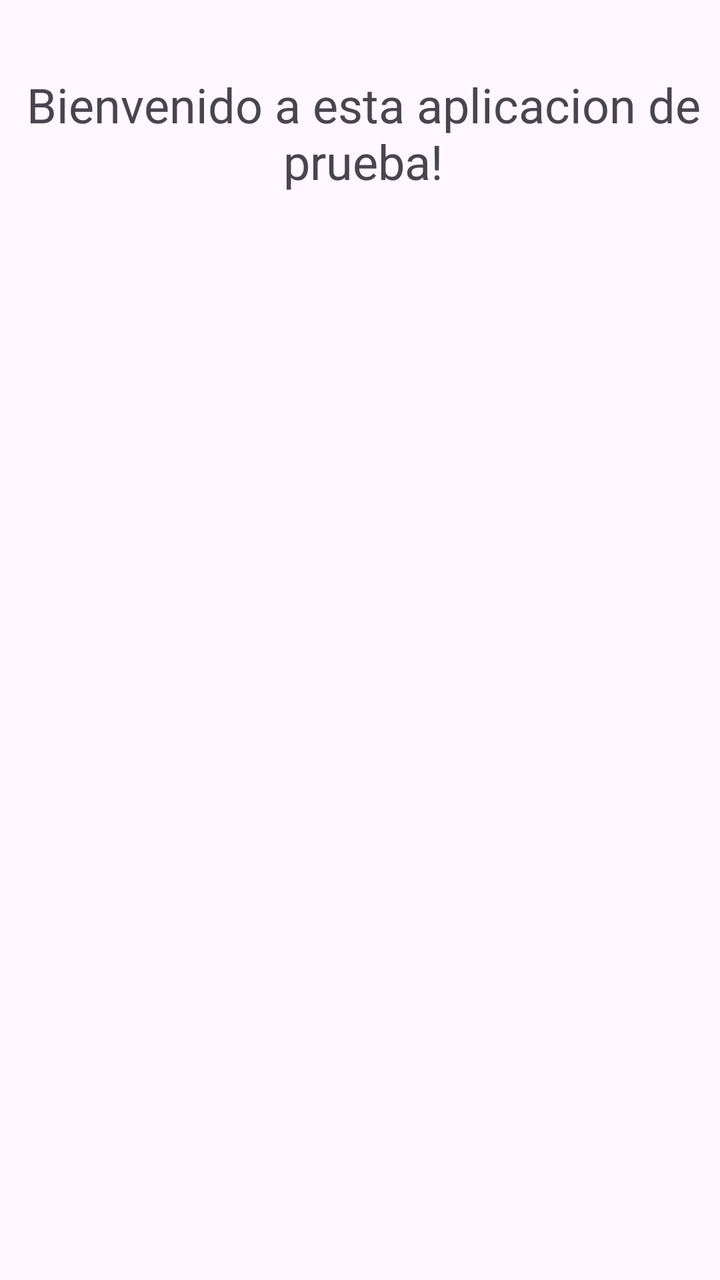
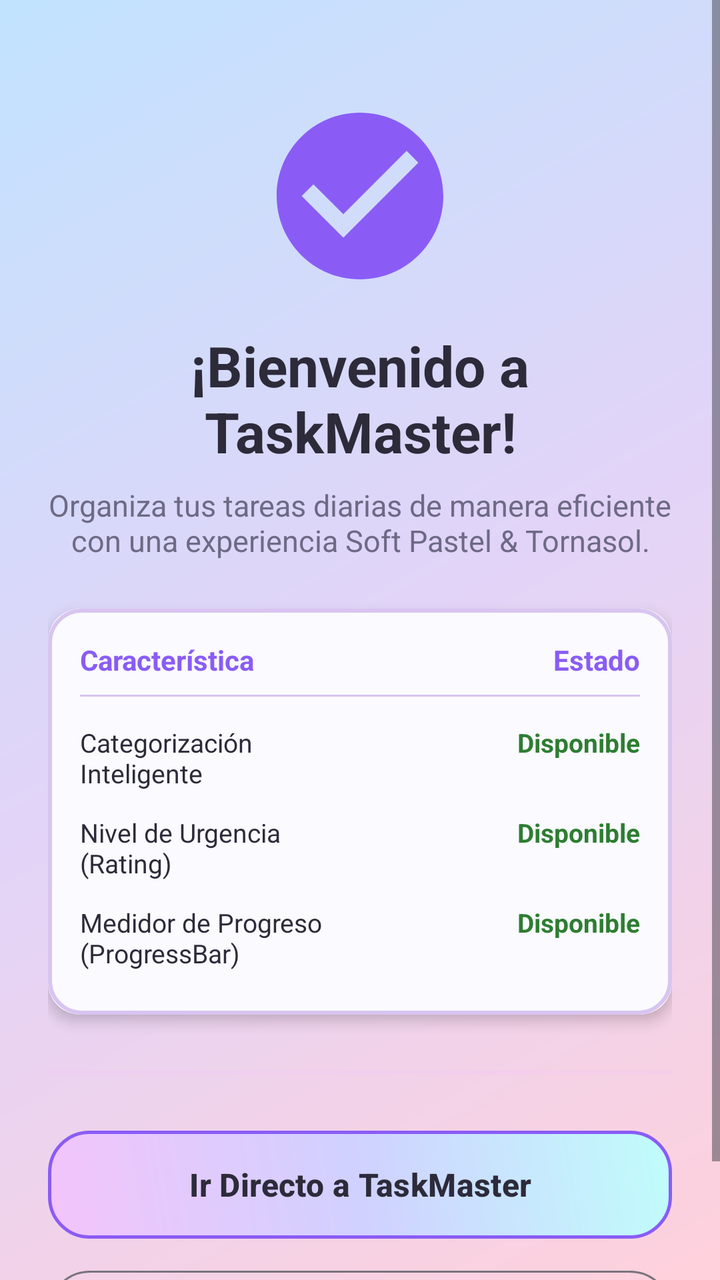

Compare the two renders of this Android layout. The source of the first and the diff that turns it into the second are given below.
<!-- AndroidManifest.xml: application theme Theme.Prueba3 -->
<!-- res/layout/activity_welcome.xml -->
<?xml version="1.0" encoding="utf-8"?>
<androidx.constraintlayout.widget.ConstraintLayout xmlns:android="http://schemas.android.com/apk/res/android"
    xmlns:app="http://schemas.android.com/apk/res-auto"
    xmlns:tools="http://schemas.android.com/tools"
    android:id="@+id/main"
    android:layout_width="match_parent"
    android:layout_height="match_parent"
    tools:context=".WelcomeActivity">

    <androidx.constraintlayout.widget.ConstraintLayout
        android:layout_width="match_parent"
        android:layout_height="match_parent">

        <TextView
            android:id="@+id/textView5"
            android:layout_width="372dp"
            android:layout_height="70dp"
            android:text="@string/aw_titulo"
            android:textAlignment="center"
            android:textSize="24sp"
            app:layout_constraintBottom_toBottomOf="parent"
            app:layout_constraintEnd_toEndOf="parent"
            app:layout_constraintHorizontal_bias="0.41"
            app:layout_constraintStart_toStartOf="parent"
            app:layout_constraintTop_toTopOf="parent"
            app:layout_constraintVertical_bias="0.063" />
    </androidx.constraintlayout.widget.ConstraintLayout>
</androidx.constraintlayout.widget.ConstraintLayout>
<!-- resources referenced by this layout -->
<resources>
  <string name="aw_titulo">Bienvenido a esta aplicacion de prueba!</string>
  <style name="Theme.Prueba3" parent="Base.Theme.Prueba3" />
  <style name="Base.Theme.Prueba3" parent="Theme.Material3.DayNight.NoActionBar">
          
          
      </style>
</resources>

<!-- the commit's change to res/layout/activity_welcome.xml (unified diff, before → after) -->
@@ -5,24 +5,224 @@
     android:id="@+id/main"
     android:layout_width="match_parent"
     android:layout_height="match_parent"
+    android:background="@drawable/bg_gradient_tornasol"
     tools:context=".WelcomeActivity">
 
-    <androidx.constraintlayout.widget.ConstraintLayout
+    <ScrollView
         android:layout_width="match_parent"
-        android:layout_height="match_parent">
-
-        <TextView
-            android:id="@+id/textView5"
-            android:layout_width="372dp"
-            android:layout_height="70dp"
-            android:text="@string/aw_titulo"
-            android:textAlignment="center"
-            android:textSize="24sp"
-            app:layout_constraintBottom_toBottomOf="parent"
-            app:layout_constraintEnd_toEndOf="parent"
-            app:layout_constraintHorizontal_bias="0.41"
-            app:layout_constraintStart_toStartOf="parent"
-            app:layout_constraintTop_toTopOf="parent"
-            app:layout_constraintVertical_bias="0.063" />
-    </androidx.constraintlayout.widget.ConstraintLayout>
+        android:layout_height="match_parent"
+        android:fillViewport="true">
+
+        <androidx.constraintlayout.widget.ConstraintLayout
+            android:layout_width="match_parent"
+            android:layout_height="wrap_content"
+            android:padding="24dp">
+
+            
+            <ImageView
+                android:id="@+id/imgVLogoBienvenida"
+                android:layout_width="100dp"
+                android:layout_height="100dp"
+                android:layout_marginTop="24dp"
+                android:contentDescription="@string/app_name"
+                android:src="@drawable/ic_task_logo"
+                app:layout_constraintEnd_toEndOf="parent"
+                app:layout_constraintStart_toStartOf="parent"
+                app:layout_constraintTop_toTopOf="parent" />
+
+            
+            <TextView
+                android:id="@+id/txtVTituloBienvenida"
+                android:layout_width="match_parent"
+                android:layout_height="wrap_content"
+                android:layout_marginTop="16dp"
+                android:gravity="center"
+                android:text="@string/aw_titulo"
+                android:textColor="@color/text_primary"
+                android:textSize="28sp"
+                android:textStyle="bold"
+                app:layout_constraintTop_toBottomOf="@id/imgVLogoBienvenida" />
+
+            
+            <TextView
+                android:id="@+id/txtVSubtituloBienvenida"
+                android:layout_width="match_parent"
+                android:layout_height="wrap_content"
+                android:layout_marginTop="8dp"
+                android:gravity="center"
+                android:text="@string/aw_subtitulo"
+                android:textColor="@color/text_secondary"
+                android:textSize="15sp"
+                app:layout_constraintTop_toBottomOf="@id/txtVTituloBienvenida" />
+
+            
+            <androidx.cardview.widget.CardView
+                android:id="@+id/crdTablaCaracteristicas"
+                android:layout_width="match_parent"
+                android:layout_height="wrap_content"
+                android:layout_marginTop="24dp"
+                app:cardCornerRadius="16dp"
+                app:cardElevation="4dp"
+                app:layout_constraintTop_toBottomOf="@id/txtVSubtituloBienvenida">
+
+                <TableLayout
+                    android:id="@+id/tblCaracteristicasBienvenida"
+                    android:layout_width="match_parent"
+                    android:layout_height="wrap_content"
+                    android:background="@drawable/bg_card_tornasol"
+                    android:padding="16dp"
+                    android:stretchColumns="*">
+
+                    
+                    <TableRow
+                        android:layout_width="match_parent"
+                        android:layout_height="wrap_content"
+                        android:paddingBottom="8dp">
+
+                        <TextView
+                            android:layout_width="0dp"
+                            android:layout_height="wrap_content"
+                            android:text="@string/aw_tbl_header_feature"
+                            android:textColor="@color/accent_purple"
+                            android:textSize="14sp"
+                            android:textStyle="bold" />
+
+                        <TextView
+                            android:layout_width="0dp"
+                            android:layout_height="wrap_content"
+                            android:gravity="end"
+                            android:text="@string/aw_tbl_header_status"
+                            android:textColor="@color/accent_purple"
+                            android:textSize="14sp"
+                            android:textStyle="bold" />
+                    </TableRow>
+
+                    
+                    <View
+                        android:layout_width="match_parent"
+                        android:layout_height="1dp"
+                        android:layout_marginBottom="8dp"
+                        android:background="@color/card_stroke" />
+
+                    
+                    <TableRow
+                        android:layout_width="match_parent"
+                        android:layout_height="wrap_content"
+                        android:paddingVertical="6dp">
+
+                        <TextView
+                            android:layout_width="0dp"
+                            android:layout_height="wrap_content"
+                            android:text="@string/aw_tbl_feat1"
+                            android:textColor="@color/text_primary"
+                            android:textSize="13sp" />
+
+                        <TextView
+                            android:layout_width="0dp"
+                            android:layout_height="wrap_content"
+                            android:gravity="end"
+                            android:text="@string/aw_tbl_act"
+                            android:textColor="#2E7D32"
+                            android:textSize="13sp"
+                            android:textStyle="bold" />
+                    </TableRow>
+
+                    
+                    <TableRow
+                        android:layout_width="match_parent"
+                        android:layout_height="wrap_content"
+                        android:paddingVertical="6dp">
+
+                        <TextView
+                            android:layout_width="0dp"
+                            android:layout_height="wrap_content"
+                            android:text="@string/aw_tbl_feat2"
+                            android:textColor="@color/text_primary"
+                            android:textSize="13sp" />
+
+                        <TextView
+                            android:layout_width="0dp"
+                            android:layout_height="wrap_content"
+                            android:gravity="end"
+                            android:text="@string/aw_tbl_act"
+                            android:textColor="#2E7D32"
+                            android:textSize="13sp"
+                            android:textStyle="bold" />
+                    </TableRow>
+
+                    
+                    <TableRow
+                        android:layout_width="match_parent"
+                        android:layout_height="wrap_content"
+                        android:paddingVertical="6dp">
+
+                        <TextView
+                            android:layout_width="0dp"
+                            android:layout_height="wrap_content"
+                            android:text="@string/aw_tbl_feat3"
+                            android:textColor="@color/text_primary"
+                            android:textSize="13sp" />
+
+                        <TextView
+                            android:layout_width="0dp"
+                            android:layout_height="wrap_content"
+                            android:gravity="end"
+                            android:text="@string/aw_tbl_act"
+                            android:textColor="#2E7D32"
+                            android:textSize="13sp"
+                            android:textStyle="bold" />
+                    </TableRow>
+
+                </TableLayout>
+            </androidx.cardview.widget.CardView>
+
+            
+            <ProgressBar
+                android:id="@+id/prgBCargaBienvenida"
+                style="?android:attr/progressBarStyleHorizontal"
+                android:layout_width="match_parent"
+                android:layout_height="10dp"
+                android:layout_marginTop="24dp"
+                android:indeterminate="true"
+                android:progressTint="@color/accent_purple"
+                app:layout_constraintTop_toBottomOf="@id/crdTablaCaracteristicas" />
+
+            
+            <LinearLayout
+                android:id="@+id/lyBotonesBienvenida"
+                android:layout_width="match_parent"
+                android:layout_height="wrap_content"
+                android:layout_marginTop="24dp"
+                android:layout_marginBottom="16dp"
+                android:orientation="vertical"
+                app:layout_constraintTop_toBottomOf="@id/prgBCargaBienvenida">
+
+                <Button
+                    android:id="@+id/btnIrTareas"
+                    android:layout_width="match_parent"
+                    android:layout_height="54dp"
+                    android:background="@drawable/bg_button_tornasol"
+                    android:onClick="abrirTaskMaster"
+                    android:text="@string/aw_btn_ir_tareas"
+                    android:textColor="@color/text_primary"
+                    android:textSize="16sp"
+                    android:textStyle="bold"
+                    app:backgroundTint="@null" />
+
+                <Button
+                    android:id="@+id/btnIrLogin"
+                    style="?attr/materialButtonOutlinedStyle"
+                    android:layout_width="match_parent"
+                    android:layout_height="50dp"
+                    android:layout_marginTop="12dp"
+                    android:onClick="abrirLogin"
+                    android:text="@string/aw_btn_comenzar"
+                    android:textColor="@color/accent_purple"
+                    android:textSize="15sp"
+                    android:textStyle="bold" />
+            </LinearLayout>
+
+        </androidx.constraintlayout.widget.ConstraintLayout>
+    </ScrollView>
+
 </androidx.constraintlayout.widget.ConstraintLayout>
<!-- resource entries referenced after the edit -->
@@ -1,10 +1,90 @@
 <!-- resources referenced by this layout -->
 <resources>
-  <string name="aw_titulo">Bienvenido a esta aplicacion de prueba!</string>
+  <color name="accent_purple">#8A5CF5</color>
+  <color name="card_stroke">#D8C4F0</color>
+  <color name="text_primary">#2D2B3A</color>
+  <color name="text_secondary">#6E6A85</color>
+  <!-- drawable bg_button_tornasol (drawable) -->
+  <?xml version="1.0" encoding="utf-8"?>
+  <ripple xmlns:android="http://schemas.android.com/apk/res/android"
+      android:color="#408A5CF5">
+      <item>
+          <shape android:shape="rectangle">
+              <corners android:radius="20dp" />
+              <gradient
+                  android:angle="45"
+                  android:startColor="@color/pastel_rose"
+                  android:centerColor="@color/pastel_purple"
+                  android:endColor="@color/pastel_cyan"
+                  android:type="linear" />
+              <stroke
+                  android:width="1.5dp"
+                  android:color="@color/accent_purple" />
+          </shape>
+      </item>
+  </ripple>
+  <!-- drawable bg_card_tornasol (drawable) -->
+  <?xml version="1.0" encoding="utf-8"?>
+  <shape xmlns:android="http://schemas.android.com/apk/res/android"
+      android:shape="rectangle">
+      <solid android:color="@color/card_bg" />
+      <corners android:radius="16dp" />
+      <stroke
+          android:width="2dp"
+          android:color="@color/card_stroke" />
+  </shape>
+  <!-- drawable bg_gradient_tornasol (drawable) -->
+  <?xml version="1.0" encoding="utf-8"?>
+  <shape xmlns:android="http://schemas.android.com/apk/res/android"
+      android:shape="rectangle">
+      <gradient
+          android:angle="135"
+          android:startColor="@color/tornasol_start"
+          android:centerColor="@color/tornasol_center"
+          android:endColor="@color/tornasol_end"
+          android:type="linear" />
+  </shape>
+  <!-- drawable ic_task_logo (drawable) -->
+  <?xml version="1.0" encoding="utf-8"?>
+  <vector xmlns:android="http://schemas.android.com/apk/res/android"
+      android:width="96dp"
+      android:height="96dp"
+      android:viewportWidth="24"
+      android:viewportHeight="24">
+      <path
+          android:fillColor="#8A5CF5"
+          android:pathData="M12,2C6.48,2 2,6.48 2,12s4.48,10 10,10 10,-4.48 10,-10S17.52,2 12,2zM10,17l-5,-5 1.41,-1.41L10,14.17l7.59,-7.59L19,8l-9,9z" />
+  </vector>
+  <string name="app_name">TaskMaster</string>
+  <string name="aw_btn_comenzar">Iniciar Sesión</string>
+  <string name="aw_btn_ir_tareas">Ir Directo a TaskMaster</string>
+  <string name="aw_subtitulo">Organiza tus tareas diarias de manera eficiente con una experiencia Soft Pastel &amp; Tornasol.</string>
+  <string name="aw_tbl_act">Disponible</string>
+  <string name="aw_tbl_feat1">Categorización Inteligente</string>
+  <string name="aw_tbl_feat2">Nivel de Urgencia (Rating)</string>
+  <string name="aw_tbl_feat3">Medidor de Progreso (ProgressBar)</string>
+  <string name="aw_tbl_header_feature">Característica</string>
+  <string name="aw_tbl_header_status">Estado</string>
+  <string name="aw_titulo">¡Bienvenido a TaskMaster!</string>
   <style name="Theme.Prueba3" parent="Base.Theme.Prueba3" />
+  <color name="pastel_rose">#F3C4FB</color>
+  <color name="pastel_purple">#D0D1FF</color>
+  <color name="pastel_cyan">#C0FDFB</color>
+  <color name="card_bg">#FAFAFF</color>
+  <color name="tornasol_start">#FFD1DC</color>
+  <color name="tornasol_center">#E2D4F8</color>
+  <color name="tornasol_end">#C1E3FE</color>
   <style name="Base.Theme.Prueba3" parent="Theme.Material3.DayNight.NoActionBar">
           
-          
+          <item name="colorPrimary">@color/accent_purple</item>
+          <item name="colorOnPrimary">@color/white</item>
+          <item name="colorPrimaryContainer">@color/pastel_lavender</item>
+          <item name="colorOnPrimaryContainer">@color/text_primary</item>
+          <item name="colorSecondary">@color/pastel_rose</item>
+          <item name="android:windowBackground">@color/pastel_lavender</item>
+          <item name="android:textColorPrimary">@color/text_primary</item>
       </style>
+  <color name="white">#FFFFFFFF</color>
+  <color name="pastel_lavender">#E8DFF5</color>
 </resources>
 
